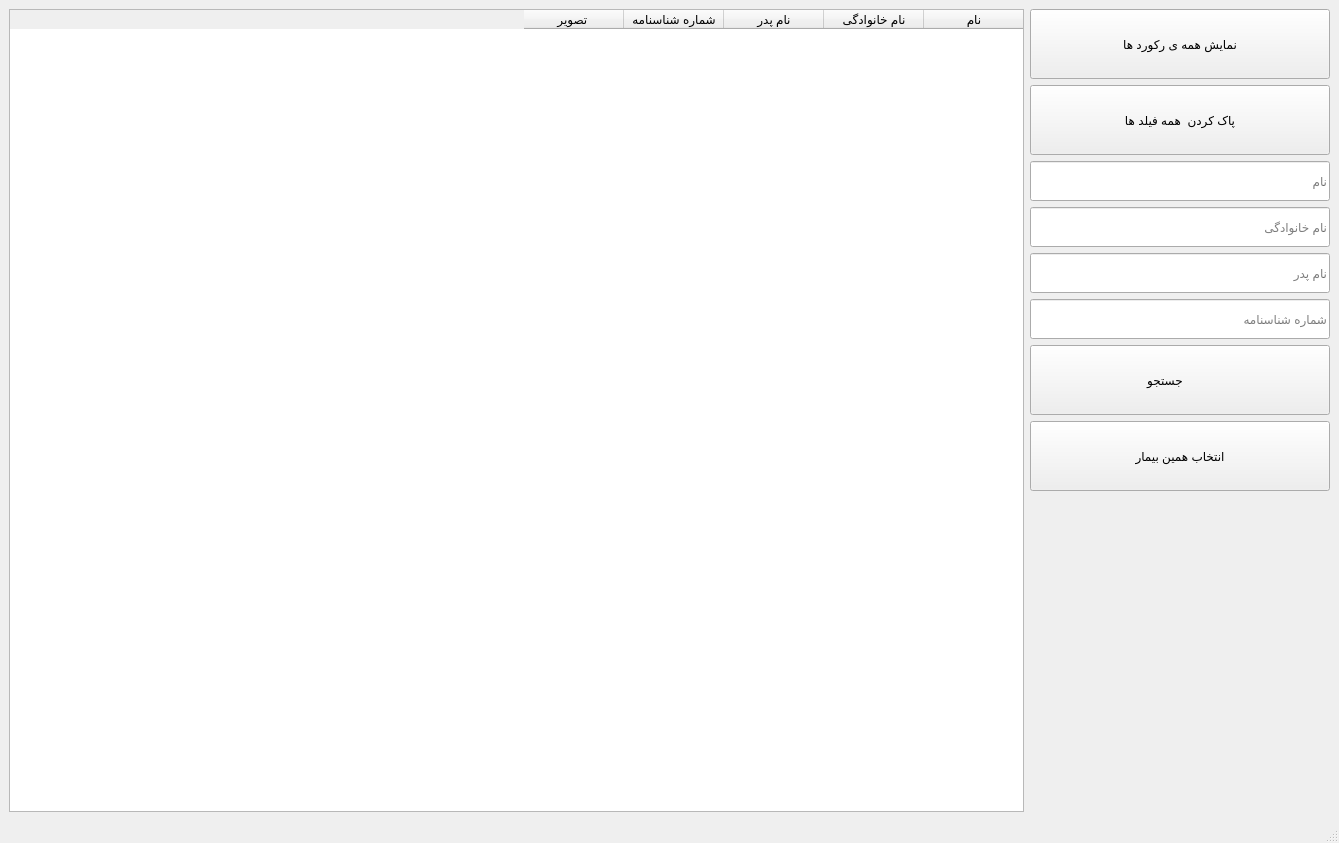
Above: gui/new_gui/choose_patient/choose_patient.ui from ali-ghazi78/AP-final_project before the change. Below: the same form after it.
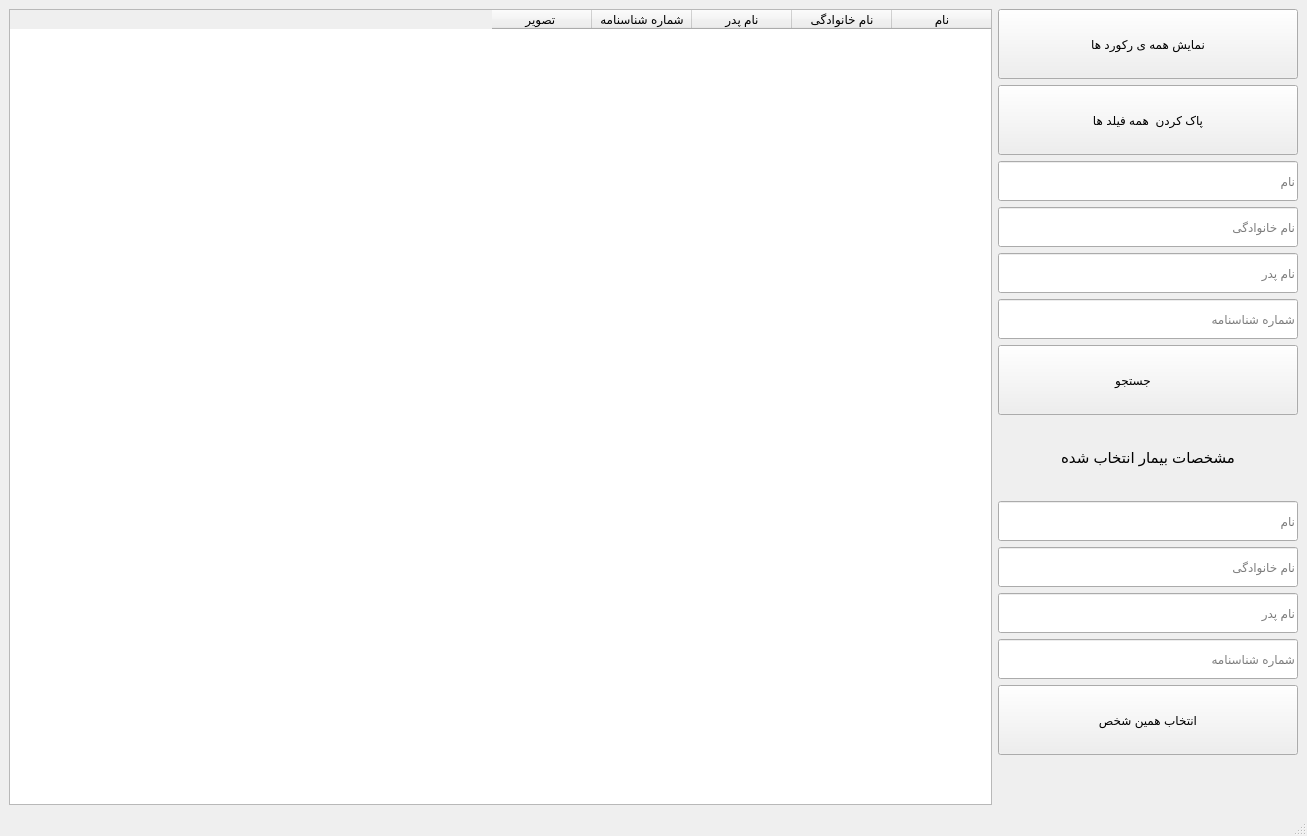
That is the form after the change. Icons and pictures are not drawn.

Diff of the .ui file:
```diff
--- a/gui/new_gui/choose_patient/choose_patient.ui
+++ b/gui/new_gui/choose_patient/choose_patient.ui
@@ -6,8 +6,8 @@
    <rect>
     <x>0</x>
     <y>0</y>
-    <width>1339</width>
-    <height>843</height>
+    <width>1307</width>
+    <height>836</height>
    </rect>
   </property>
   <property name="windowTitle">
@@ -66,7 +66,10 @@
      </widget>
     </item>
     <item>
-     <layout class="QVBoxLayout" name="verticalLayout_3">
+     <layout class="QVBoxLayout" name="verticalLayout">
+      <property name="bottomMargin">
+       <number>50</number>
+      </property>
       <item>
        <widget class="QPushButton" name="show_all">
         <property name="sizePolicy">
@@ -243,7 +246,113 @@
        </widget>
       </item>
       <item>
-       <widget class="QPushButton" name="select">
+       <widget class="QLabel" name="label_4">
+        <property name="font">
+         <font>
+          <pointsize>11</pointsize>
+         </font>
+        </property>
+        <property name="frameShadow">
+         <enum>QFrame::Sunken</enum>
+        </property>
+        <property name="text">
+         <string>مشخصات بیمار انتخاب شده</string>
+        </property>
+        <property name="alignment">
+         <set>Qt::AlignCenter</set>
+        </property>
+       </widget>
+      </item>
+      <item>
+       <widget class="QLineEdit" name="first_name_s">
+        <property name="sizePolicy">
+         <sizepolicy hsizetype="Fixed" vsizetype="Fixed">
+          <horstretch>0</horstretch>
+          <verstretch>0</verstretch>
+         </sizepolicy>
+        </property>
+        <property name="minimumSize">
+         <size>
+          <width>300</width>
+          <height>40</height>
+         </size>
+        </property>
+        <property name="readOnly">
+         <bool>true</bool>
+        </property>
+        <property name="placeholderText">
+         <string>نام</string>
+        </property>
+       </widget>
+      </item>
+      <item>
+       <widget class="QLineEdit" name="last_name_s">
+        <property name="sizePolicy">
+         <sizepolicy hsizetype="Fixed" vsizetype="Fixed">
+          <horstretch>0</horstretch>
+          <verstretch>0</verstretch>
+         </sizepolicy>
+        </property>
+        <property name="minimumSize">
+         <size>
+          <width>300</width>
+          <height>40</height>
+         </size>
+        </property>
+        <property name="readOnly">
+         <bool>true</bool>
+        </property>
+        <property name="placeholderText">
+         <string>نام خانوادگی</string>
+        </property>
+       </widget>
+      </item>
+      <item>
+       <widget class="QLineEdit" name="father_name_s">
+        <property name="sizePolicy">
+         <sizepolicy hsizetype="Fixed" vsizetype="Fixed">
+          <horstretch>0</horstretch>
+          <verstretch>0</verstretch>
+         </sizepolicy>
+        </property>
+        <property name="minimumSize">
+         <size>
+          <width>300</width>
+          <height>40</height>
+         </size>
+        </property>
+        <property name="readOnly">
+         <bool>true</bool>
+        </property>
+        <property name="placeholderText">
+         <string>نام پدر</string>
+        </property>
+       </widget>
+      </item>
+      <item>
+       <widget class="QLineEdit" name="pass_id_s">
+        <property name="sizePolicy">
+         <sizepolicy hsizetype="Fixed" vsizetype="Fixed">
+          <horstretch>0</horstretch>
+          <verstretch>0</verstretch>
+         </sizepolicy>
+        </property>
+        <property name="minimumSize">
+         <size>
+          <width>300</width>
+          <height>40</height>
+         </size>
+        </property>
+        <property name="readOnly">
+         <bool>true</bool>
+        </property>
+        <property name="placeholderText">
+         <string>شماره شناسنامه</string>
+        </property>
+       </widget>
+      </item>
+      <item>
+       <widget class="QPushButton" name="select_person">
         <property name="minimumSize">
          <size>
           <width>0</width>
@@ -251,7 +360,7 @@
          </size>
         </property>
         <property name="text">
-         <string>انتخاب همین بیمار</string>
+         <string>انتخاب همین شخص</string>
         </property>
         <property name="icon">
          <iconset resource="choose_patient.qrc">
@@ -265,13 +374,6 @@
         </property>
        </widget>
       </item>
-      <item>
-       <widget class="QLabel" name="label_4">
-        <property name="text">
-         <string/>
-        </property>
-       </widget>
-      </item>
      </layout>
     </item>
    </layout>
```
Left out of the diff: 11 changed lines with no effect on the pictures.
